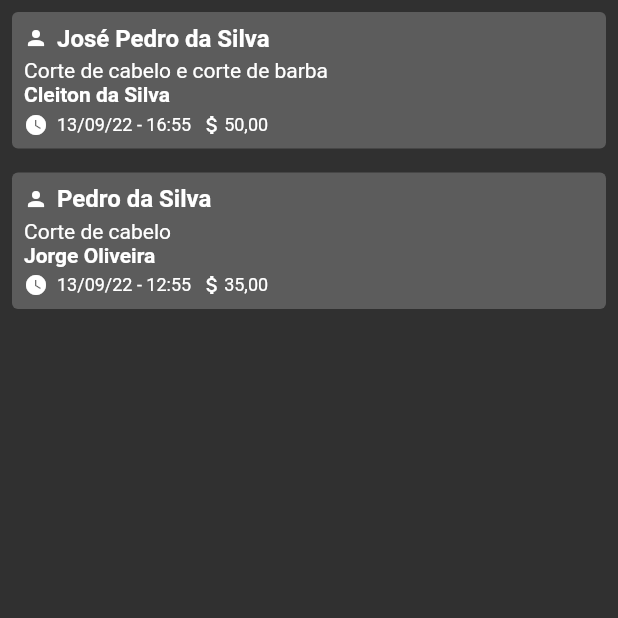
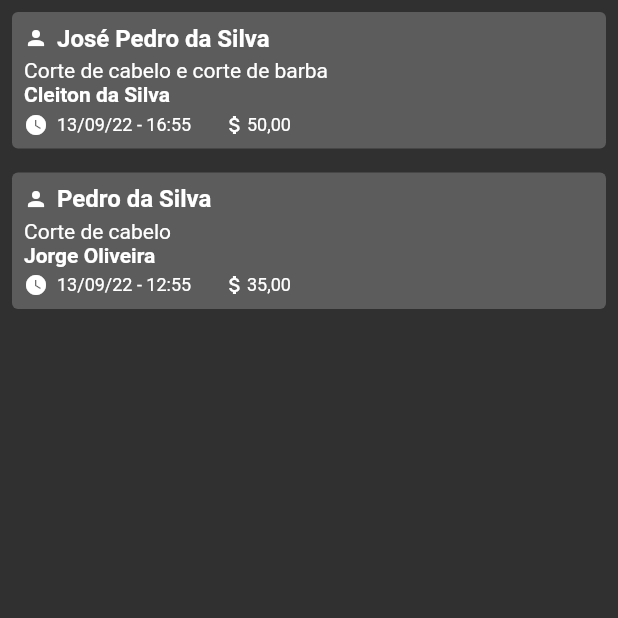
Before and after one commit to lucasvromano/barber_shop_app, a Flutter app: the SchedulesPage screen opened directly, on a phone screen of 412 x 824 dp, the top half of it. Run offline on Flutter 3.47's test engine with Material 2 defaults, Android fonts, the phone set to English and light mode, and no system bars; our stand-ins replace dio, flutter_mobx, mobx; generated files the repository leaves out were written again; network calls fail.

Commit message:
feature: add new item for api list

```diff
--- a/lib/components/molecules/icon_text_molecule.dart
+++ b/lib/components/molecules/icon_text_molecule.dart
@@ -26,10 +26,12 @@ class IconTextMolecule extends StatelessWidget {
           padding: padding,
           child: icon,
         ),
-        TextAtom(
-          title: title,
-          fontSize: fontSize,
-          fontWeight: fontWeight,
+        Flexible(
+          child: TextAtom(
+            title: title,
+            fontSize: fontSize,
+            fontWeight: fontWeight,
+          ),
         ),
       ],
     );
--- a/lib/components/organisms/item_list_organism.dart
+++ b/lib/components/organisms/item_list_organism.dart
@@ -61,17 +61,23 @@ class ItemListOrganism extends StatelessWidget {
             padding: const EdgeInsets.only(bottom: 0),
             child: Row(
               children: [
-                IconTextMolecule(
+                Expanded(
+                  flex: 1,
+                  child: IconTextMolecule(
                     title: dateHour,
                     padding: const EdgeInsets.only(right: 6),
                     fontSize: 12,
                     icon: const Icon(Icons.watch_later, size: 16),
                   ),
-                IconTextMolecule(
+                ),
+                Expanded(
+                  flex: 2,
+                  child: IconTextMolecule(
                     title: price,
                     padding: const EdgeInsets.only(left: 6),
                     fontSize: 12,
                     icon: const Icon(Icons.attach_money, size: 16),
+                  ),
                 ),
               ],
             ),
--- a/lib/models/api.model.dart
+++ b/lib/models/api.model.dart
@@ -28,5 +28,5 @@ class ApiModel {
       };
 
   static List<ApiModel> listFromJson(List<dynamic> list) =>
-      List<ApiModel>.from(list.map((x) => ApiModel.fromJson(x)));
+      List<ApiModel>.from(list.map((item) => ApiModel.fromJson(item)));
 }
```
Also changed, not shown: lib/components/organisms/item_list_api_organism.dart (added, +59 -0 lines), lib/pages/api.page.dart (+9 -48 lines), lib/repositories/api.repository.dart (+4 -5 lines), lib/store/api/api.dart (+0 -16 lines), lib/store/api/api.g.dart. Lines whose indentation alone changed are shown as unchanged.
